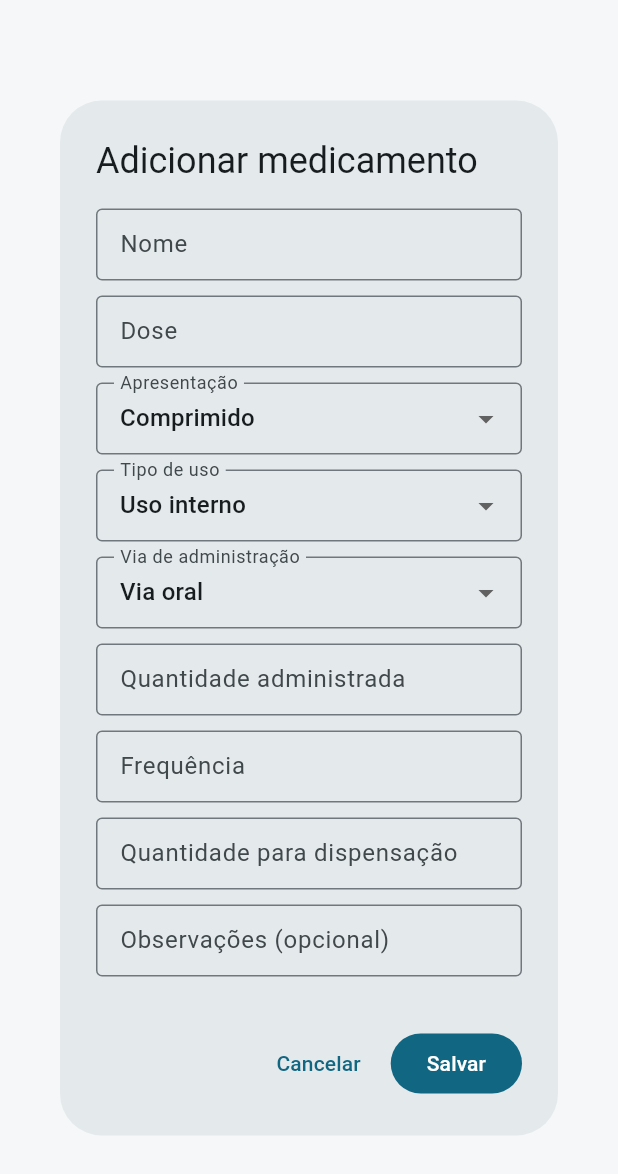
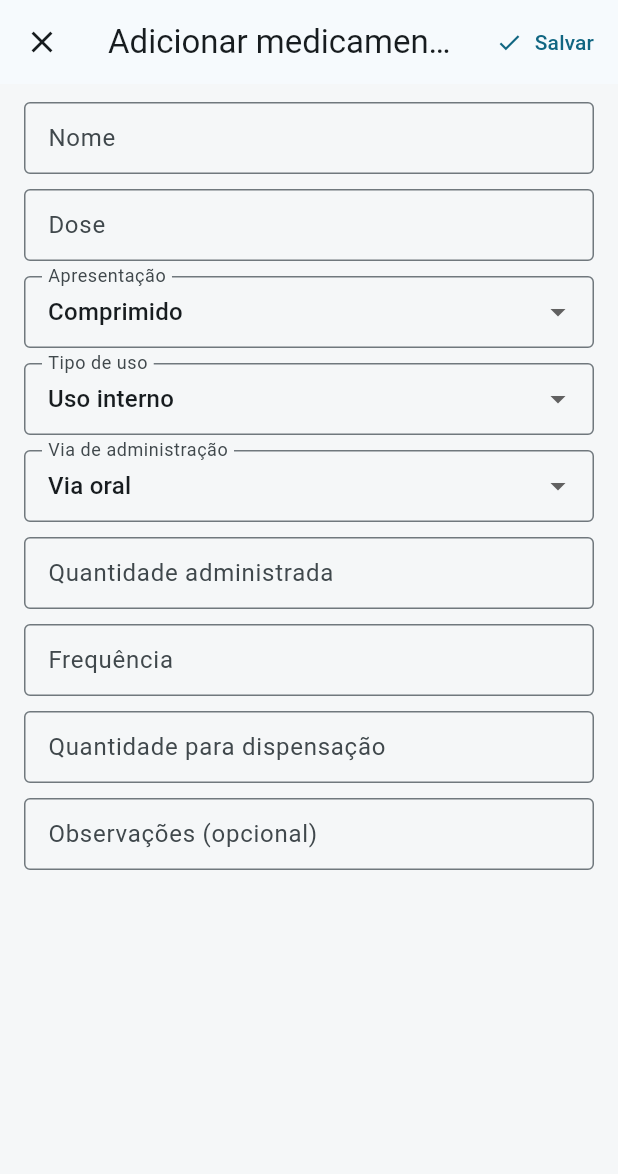
Before and after one commit to AllanSakai/evolucao-uti, a Flutter app: the _MedicationEditorDialog screen opened directly with empty values, on a phone screen of 412 x 824 dp. Shown: the top 1174 px of the screen. Run offline on Flutter 3.47's test engine with Material 3 defaults, Android fonts, the phone set to English and light mode, and no system bars; our stand-ins replace shared_preferences, supabase_flutter; accounts and stored records are empty.

Commit message:
Corrige editor de medicamentos no celular

```diff
--- a/lib/widgets/medication_editor_dialog.dart
+++ b/lib/widgets/medication_editor_dialog.dart
@@ -127,19 +127,72 @@ class _MedicationEditorDialogState extends State<_MedicationEditorDialog> {
   }
 
   @override
-  Widget build(BuildContext context) => AlertDialog(
-        title: Text(widget.initial == null
-            ? 'Adicionar medicamento'
-            : 'Editar medicamento'),
+  Widget build(BuildContext context) {
+    final title =
+        widget.initial == null ? 'Adicionar medicamento' : 'Editar medicamento';
+    final isMobile = MediaQuery.sizeOf(context).width < 600;
+
+    if (isMobile) {
+      return Dialog.fullscreen(
+        child: Scaffold(
+          resizeToAvoidBottomInset: true,
+          appBar: AppBar(
+            leading: IconButton(
+              tooltip: 'Cancelar',
+              onPressed: () => Navigator.pop(context),
+              icon: const Icon(Icons.close),
+            ),
+            title: Text(title),
+            actions: [
+              TextButton.icon(
+                onPressed: _save,
+                icon: const Icon(Icons.check),
+                label: const Text('Salvar'),
+              ),
+            ],
+          ),
+          body: SafeArea(
+            child: Form(
+              key: _formKey,
+              child: ListView(
+                keyboardDismissBehavior:
+                    ScrollViewKeyboardDismissBehavior.onDrag,
+                padding: const EdgeInsets.fromLTRB(16, 12, 16, 32),
+                children: _formFields(),
+              ),
+            ),
+          ),
+        ),
+      );
+    }
+
+    return AlertDialog(
+      title: Text(title),
       content: SizedBox(
         width: 560,
         child: Form(
           key: _formKey,
           child: SingleChildScrollView(
-              child: Column(children: [
+            keyboardDismissBehavior: ScrollViewKeyboardDismissBehavior.onDrag,
+            child: Column(children: _formFields()),
+          ),
+        ),
+      ),
+      actions: [
+        TextButton(
+          onPressed: () => Navigator.pop(context),
+          child: const Text('Cancelar'),
+        ),
+        FilledButton(onPressed: _save, child: const Text('Salvar')),
+      ],
+    );
+  }
+
+  List<Widget> _formFields() => [
         _nameAutocomplete(),
         _field(_dose, 'Dose'),
         DropdownButtonFormField(
+          isExpanded: true,
           initialValue: _presentation,
           decoration: const InputDecoration(labelText: 'Apresentação'),
           items: MedicationPresentation.values
@@ -152,6 +205,7 @@ class _MedicationEditorDialogState extends State<_MedicationEditorDialog> {
         ),
         const SizedBox(height: 10),
         DropdownButtonFormField(
+          isExpanded: true,
           initialValue: _useType,
           decoration: const InputDecoration(labelText: 'Tipo de uso'),
           items: MedicationUseType.values
@@ -164,35 +218,31 @@ class _MedicationEditorDialogState extends State<_MedicationEditorDialog> {
         ),
         const SizedBox(height: 10),
         DropdownButtonFormField(
+          isExpanded: true,
           initialValue: _route,
           decoration: const InputDecoration(
             labelText: 'Via de administração',
           ),
           items: medicationRoutes
-                      .map((value) =>
-                          DropdownMenuItem(value: value, child: Text(value)))
+              .map(
+                  (value) => DropdownMenuItem(value: value, child: Text(value)))
               .toList(),
           onChanged: (value) => setState(() => _route = value!),
         ),
         const SizedBox(height: 10),
-                _autocomplete(_quantity, 'Quantidade administrada',
-                    administeredQuantitySuggestions),
+        _autocomplete(
+          _quantity,
+          'Quantidade administrada',
+          administeredQuantitySuggestions,
+        ),
         _autocomplete(_frequency, 'Frequência', frequencySuggestions),
-                _autocomplete(_dispensing, 'Quantidade para dispensação',
-                    dispensingSuggestions),
+        _autocomplete(
+          _dispensing,
+          'Quantidade para dispensação',
+          dispensingSuggestions,
+        ),
         _field(_notes, 'Observações (opcional)', required: false),
-              ]),
-            ),
-          ),
-        ),
-        actions: [
-          TextButton(
-            onPressed: () => Navigator.pop(context),
-            child: const Text('Cancelar'),
-          ),
-          FilledButton(onPressed: _save, child: const Text('Salvar')),
-        ],
-      );
+      ];
 
   Widget _nameAutocomplete() => Padding(
         padding: const EdgeInsets.only(bottom: 10),
@@ -212,6 +262,7 @@ class _MedicationEditorDialogState extends State<_MedicationEditorDialog> {
             return TextFormField(
               controller: controller,
               focusNode: focus,
+              scrollPadding: const EdgeInsets.only(bottom: 160),
               textCapitalization: TextCapitalization.words,
               decoration: const InputDecoration(labelText: 'Nome'),
               validator: (value) =>
@@ -243,6 +294,7 @@ class _MedicationEditorDialogState extends State<_MedicationEditorDialog> {
         padding: const EdgeInsets.only(bottom: 10),
         child: TextFormField(
           controller: controller,
+          scrollPadding: const EdgeInsets.only(bottom: 160),
           textCapitalization: TextCapitalization.sentences,
           decoration: InputDecoration(labelText: label),
           validator: required
@@ -270,6 +322,7 @@ class _MedicationEditorDialogState extends State<_MedicationEditorDialog> {
             return TextFormField(
               controller: fieldController,
               focusNode: focus,
+              scrollPadding: const EdgeInsets.only(bottom: 160),
               decoration: InputDecoration(labelText: label),
               validator: (value) =>
                   value == null || value.trim().isEmpty ? 'Obrigatório' : null,
```
Also changed, not shown: 1 other file. Lines whose indentation alone changed are shown as unchanged.
